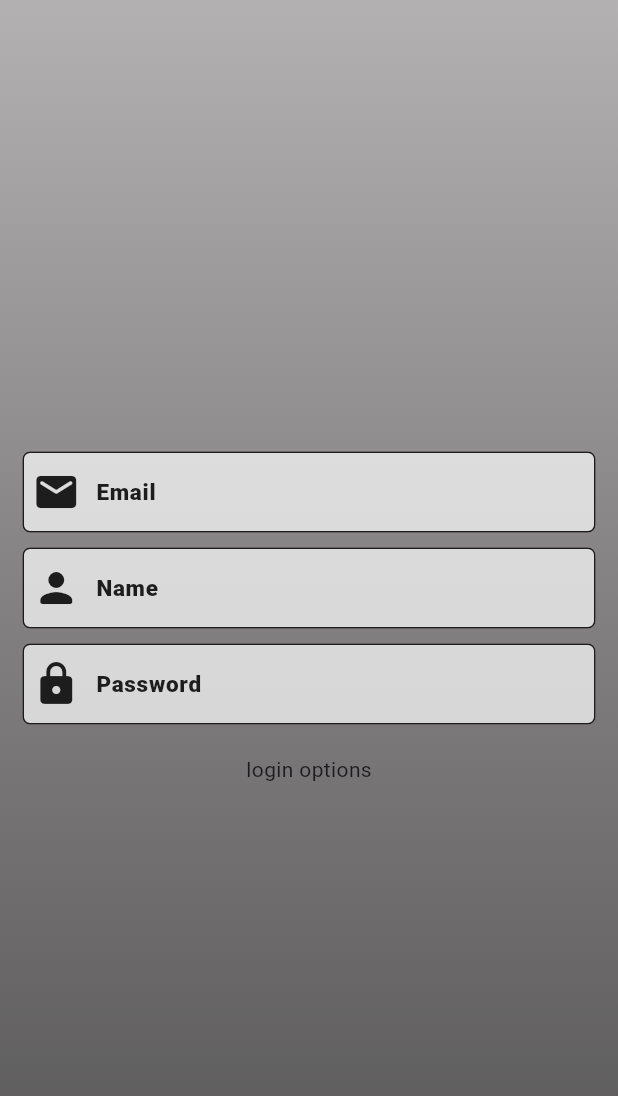
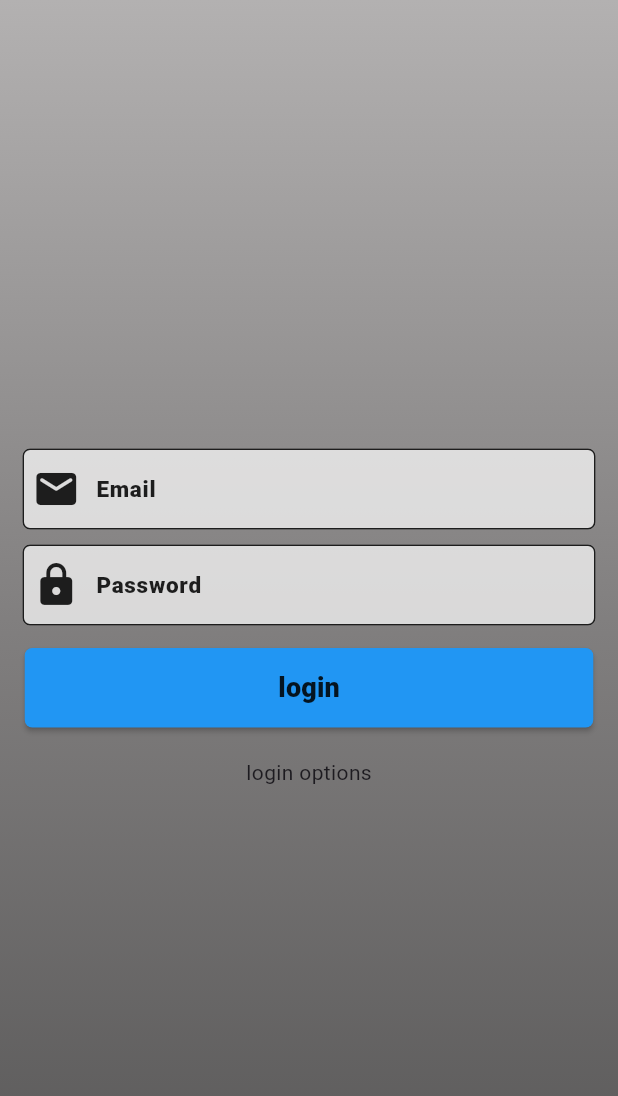
Before and after one commit to mofakkharul-29/p-paper, a Flutter app: the LoginPage screen opened by its route, on a phone screen of 412 x 824 dp. Shown: the top 1096 px of the screen. Run offline on Flutter 3.47's test engine with Material 3 defaults, Android fonts, the phone set to English and light mode, and no system bars; our stand-ins replace cloud_firestore, firebase_auth, firebase_core, flutter_riverpod, go_router, shared_preferences; accounts and stored records are empty.

Commit message:
elevated button is added

```diff
--- a/lib/features/auth/widgets/log_reg_form.dart
+++ b/lib/features/auth/widgets/log_reg_form.dart
@@ -1,4 +1,6 @@
 import 'package:flutter/material.dart';
+import 'package:p_papper/core/utils/custom_elevated_button.dart';
+import 'package:p_papper/core/utils/custom_text.dart';
 import 'package:p_papper/features/auth/widgets/custom_text_form_field.dart';
 
 class LogRegForm extends StatelessWidget {
@@ -6,22 +8,39 @@ class LogRegForm extends StatelessWidget {
 
   @override
   Widget build(BuildContext context) {
+    final double buttonWidth = MediaQuery.of(
+      context,
+    ).size.width;
+
     return Form(
       child: Column(
         children: [
           CustomTextFormField(
             icon: Icons.email_rounded,
             labelText: 'Email',
-          ),
-          const SizedBox(height: 10),
-          CustomTextFormField(
-            icon: Icons.person_rounded,
-            labelText: 'Name',
+            keyboardType: TextInputType.emailAddress,
           ),
           const SizedBox(height: 10),
           CustomTextFormField(
             icon: Icons.lock_rounded,
             labelText: 'Password',
+            obscureText: true,
+          ),
+          const SizedBox(height: 15),
+          CustomElevatedButton(
+            onPressed: () {},
+            bgColor: Colors.blue,
+            elevation: 1.5,
+            fixedSize: Size(buttonWidth * 0.92, 53),
+            shape: RoundedRectangleBorder(
+              borderRadius: BorderRadiusGeometry.circular(5),
+            ),
+            child: CustomText(
+              text: 'login',
+              color: Colors.black87,
+              fontSize: 18,
+              fontWeight: FontWeight.w800,
+            ),
           ),
         ],
       ),
```
